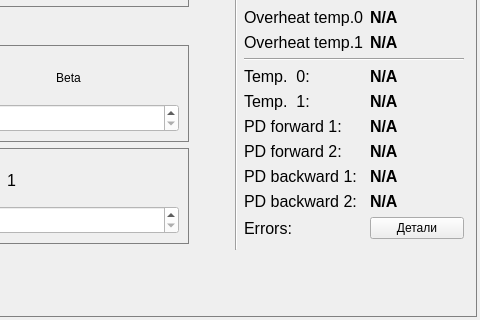
The window that cb_panel.ui (bulkanul/EVO_YFL_1064_GUI_coherent2) describes before a commit, drawn with Qt 5; both pictures show x 523 to 1003 and y 287 to 607 of the 1003 by 607 pixel window.
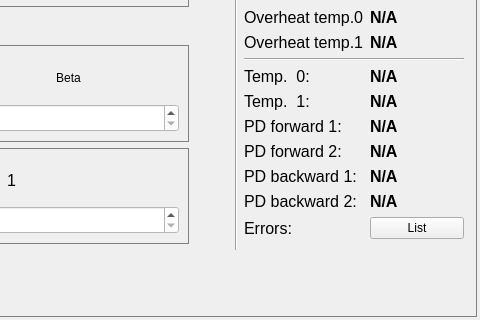
The same window after the commit.

```diff
--- a/cb_panel.ui
+++ b/cb_panel.ui
@@ -1989,7 +1989,7 @@
              <item row="18" column="1">
               <widget class="QPushButton" name="button_error">
                <property name="text">
-                <string>Детали</string>
+                <string>List</string>
                </property>
               </widget>
              </item>
```
